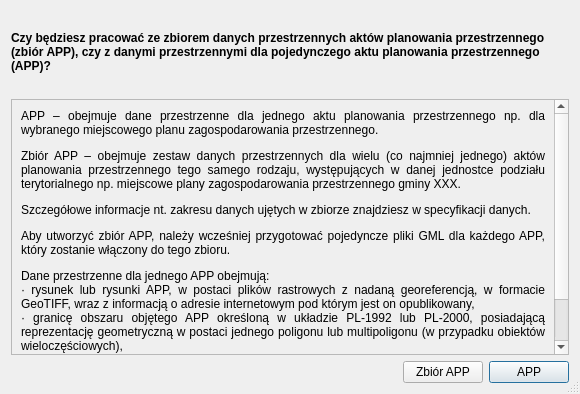
This is modules/app/views/ui/pytanie_dialog_base.ui in envirosolutionspl/wtyczka_qgis_app as Qt 5 draws it before an edit. The edited form follows.
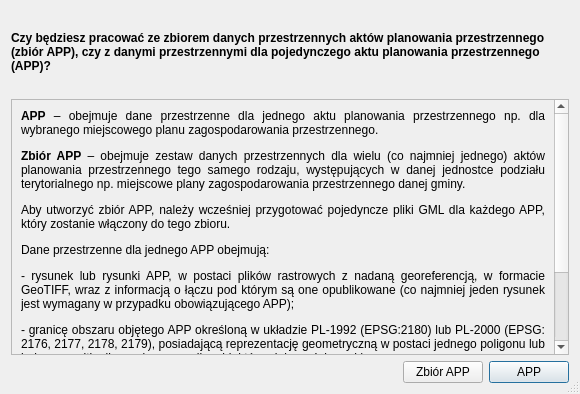
This is the edited form. Icons and pictures are not drawn.

Diff of the .ui file:
```diff
--- a/modules/app/views/ui/pytanie_dialog_base.ui
+++ b/modules/app/views/ui/pytanie_dialog_base.ui
@@ -67,16 +67,16 @@
         <property name="geometry">
          <rect>
           <x>0</x>
-          <y>-131</y>
+          <y>0</y>
           <width>573</width>
-          <height>372</height>
+          <height>435</height>
          </rect>
         </property>
         <layout class="QVBoxLayout" name="verticalLayout_2">
          <item>
           <widget class="QLabel" name="instruction_lbl">
            <property name="text">
-            <string>&lt;html&gt;&lt;head/&gt;&lt;body&gt;&lt;p&gt;APP – obejmuje dane przestrzenne dla jednego aktu planowania przestrzennego np. dla wybranego miejscowego planu zagospodarowania przestrzennego. &lt;/p&gt;&lt;p&gt;Zbiór APP – obejmuje zestaw danych przestrzennych dla wielu (co najmniej jednego) aktów planowania przestrzennego tego samego rodzaju, występujących w danej jednostce podziału terytorialnego np. miejscowe plany zagospodarowania przestrzennego gminy XXX. &lt;/p&gt;&lt;p&gt;Szczegółowe informacje nt. zakresu danych ujętych w zbiorze znajdziesz w specyfikacji danych.  &lt;/p&gt;&lt;p&gt;Aby utworzyć zbiór APP, należy wcześniej przygotować pojedyncze pliki GML dla każdego APP, który zostanie włączony do tego zbioru.   &lt;/p&gt;&lt;p&gt;Dane przestrzenne dla jednego APP obejmują: &lt;br/&gt;&lt;span style=&quot; font-family:'Symbol';&quot;&gt;· &lt;/span&gt;rysunek lub rysunki APP, w postaci plików rastrowych z nadaną georeferencją, w formacie GeoTIFF, wraz z informacją o adresie internetowym pod którym jest on opublikowany, &lt;br/&gt;&lt;span style=&quot; font-family:'Symbol';&quot;&gt;· &lt;/span&gt;granicę obszaru objętego APP określoną w układzie PL-1992 lub PL-2000, posiadającą reprezentację geometryczną w postaci jednego poligonu lub multipoligonu (w przypadku obiektów wieloczęściowych), &lt;br/&gt;&lt;span style=&quot; font-family:'Symbol';&quot;&gt;· &lt;/span&gt;informacje nt. dokumentów powiązanych z danym APP (np. uchwała o przystąpieniu do sporządzenia APP, czy uchwała uchwalająca APP). &lt;/p&gt;&lt;/body&gt;&lt;/html&gt;</string>
+            <string>&lt;html&gt;&lt;head/&gt;&lt;body&gt;&lt;p&gt;&lt;span style=&quot; font-weight:600;&quot;&gt;APP&lt;/span&gt; – obejmuje dane przestrzenne dla jednego aktu planowania przestrzennego np. dla wybranego miejscowego planu zagospodarowania przestrzennego. &lt;/p&gt;&lt;p&gt;&lt;span style=&quot; font-weight:600;&quot;&gt;Zbiór APP&lt;/span&gt; – obejmuje zestaw danych przestrzennych dla wielu (co najmniej jednego) aktów planowania przestrzennego tego samego rodzaju, występujących w danej jednostce podziału terytorialnego np. miejscowe plany zagospodarowania przestrzennego danej gminy. &lt;/p&gt;&lt;p&gt;Aby utworzyć zbiór APP, należy wcześniej przygotować pojedyncze pliki GML dla każdego APP, który zostanie włączony do tego zbioru. &lt;/p&gt;&lt;p&gt;Dane przestrzenne dla jednego APP obejmują: &lt;/p&gt;&lt;p&gt;&lt;span style=&quot; font-family:&amp;quot;'Symbol'&amp;quot;;&quot;&gt;- &lt;/span&gt;rysunek lub rysunki APP, w postaci plików rastrowych z nadaną georeferencją, w formacie GeoTIFF, wraz z informacją o łączu pod którym są one opublikowane (co najmniej jeden rysunek jest wymagany w przypadku obowiązującego APP); &lt;/p&gt;&lt;p&gt;&lt;span style=&quot; font-family:&amp;quot;'Symbol'&amp;quot;;&quot;&gt;- &lt;/span&gt;granicę obszaru objętego APP określoną w układzie PL-1992 (EPSG:2180) lub PL-2000 (EPSG:2176, 2177, 2178, 2179), posiadającą reprezentację geometryczną w postaci jednego poligonu lub jednego multipoligonu (w przypadku obiektów wieloczęściowych);&lt;/p&gt;&lt;p&gt;&lt;span style=&quot; font-family:&amp;quot;'Symbol'&amp;quot;;&quot;&gt;- &lt;/span&gt;informacje nt. dokumentów powiązanych z danym APP (np. uchwała o przystąpieniu do sporządzenia APP, uchwała uchwalająca APP, czy opracowanie ekofizjograficzne, prognoza oddziaływania na środowisko, prognoza skutków finansowych, decyzja o zmianie przeznaczenia gruntów rolnych na cele nierolnicze lub leśnych na cele nieleśne wraz ze złożonymi wnioskami).&lt;/p&gt;&lt;/body&gt;&lt;/html&gt;</string>
            </property>
            <property name="alignment">
             <set>Qt::AlignJustify|Qt::AlignVCenter</set>
```
